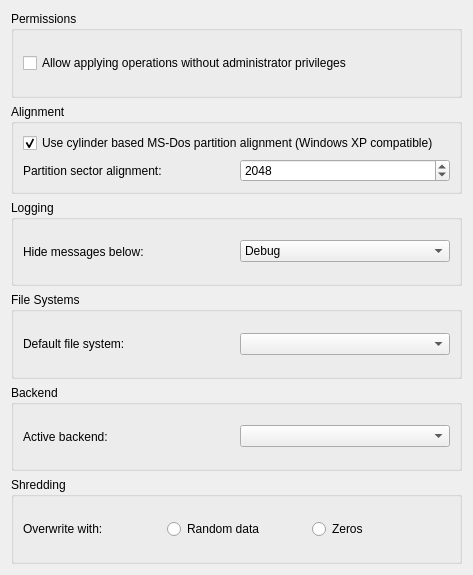
Above: src/config/configurepagegeneral.ui from KDE/partitionmanager before the change. Below: the same form after it.
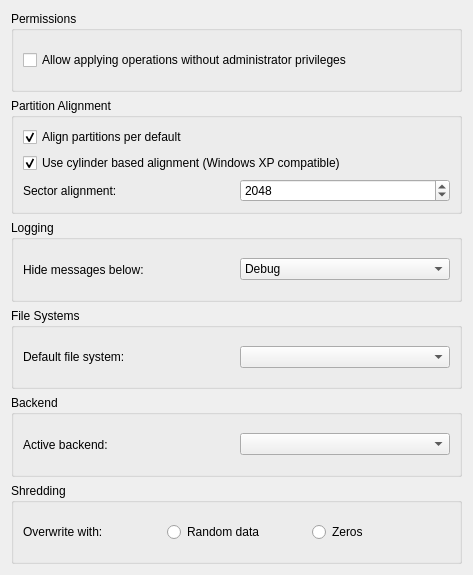
That is the form after the change. Custom widgets are drawn as their Qt base class.

Commit message:
add config option to set if partitions are aligned per default
don't use title case in labels in the config

```diff
--- a/src/config/configurepagegeneral.ui
+++ b/src/config/configurepagegeneral.ui
@@ -48,33 +48,33 @@
       </sizepolicy>
      </property>
      <property name="title">
-      <string>Alignment</string>
+      <string>Partition Alignment</string>
      </property>
      <layout class="QGridLayout" name="gridLayout_3">
-      <item row="0" column="0" colspan="2">
+      <item row="1" column="0" colspan="2">
        <widget class="QCheckBox" name="kcfg_useCylinderAlignment">
         <property name="text">
-         <string>Use cylinder based MS-Dos partition alignment (Windows XP compatible)</string>
+         <string>Use cylinder based alignment (Windows XP compatible)</string>
         </property>
         <property name="checked">
          <bool>true</bool>
         </property>
        </widget>
       </item>
-      <item row="1" column="0">
+      <item row="2" column="0">
        <widget class="QLabel" name="label">
         <property name="enabled">
          <bool>true</bool>
         </property>
         <property name="text">
-         <string>Partition sector alignment:</string>
+         <string>Sector alignment:</string>
         </property>
         <property name="buddy">
          <cstring>kcfg_sectorAlignment</cstring>
         </property>
        </widget>
       </item>
-      <item row="1" column="1">
+      <item row="2" column="1">
        <widget class="QSpinBox" name="kcfg_sectorAlignment">
         <property name="enabled">
          <bool>true</bool>
@@ -90,6 +90,16 @@
         </property>
        </widget>
       </item>
+      <item row="0" column="0">
+       <widget class="QCheckBox" name="kcfg_alignDefault">
+        <property name="text">
+         <string>Align partitions per default</string>
+        </property>
+        <property name="checked">
+         <bool>true</bool>
+        </property>
+       </widget>
+      </item>
      </layout>
     </widget>
    </item>
```
The commit also changes 1 other file.
